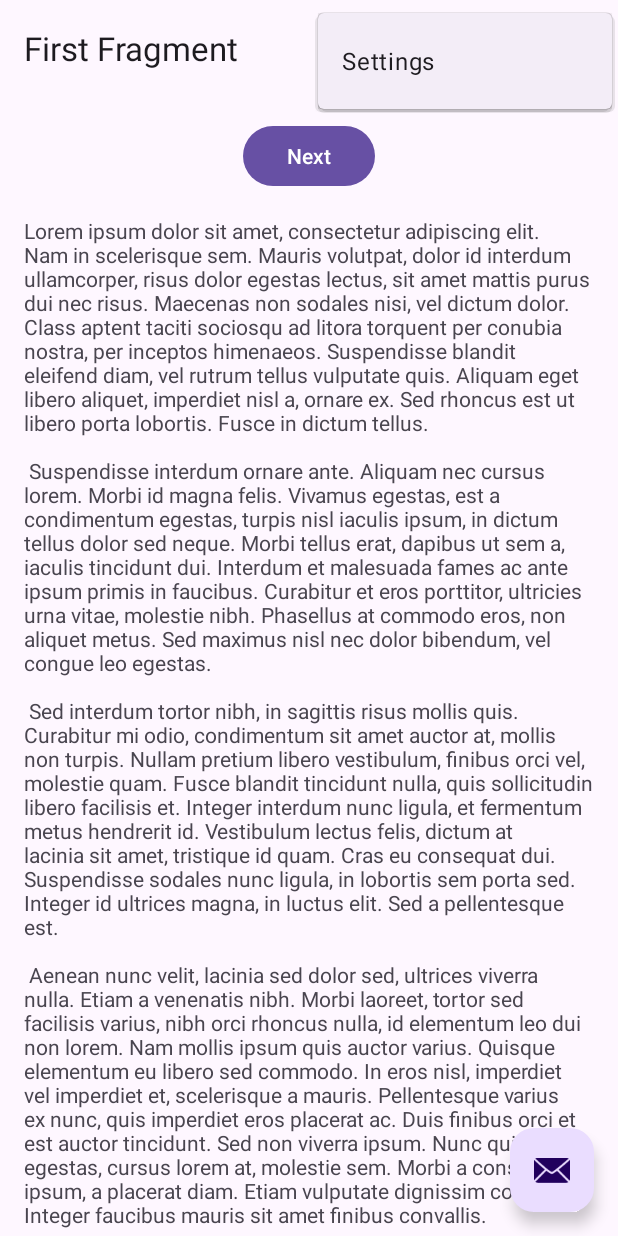
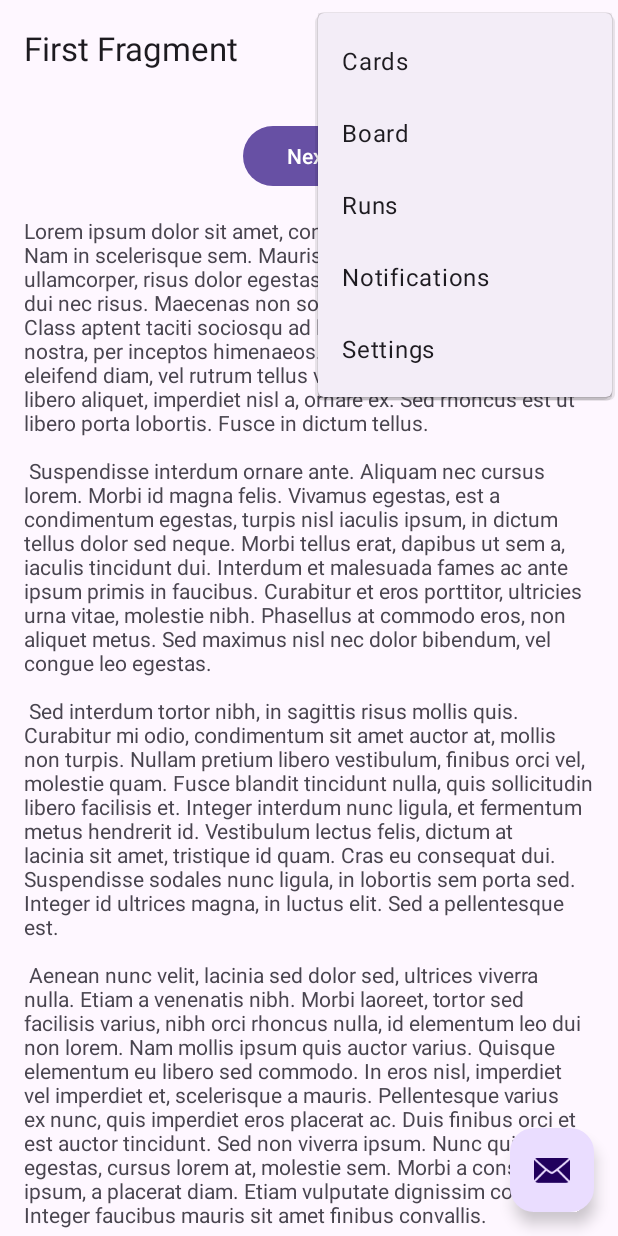
Before and after one commit to GazerJin/Rumblebees-App, an Android app: the screen it shows after launch (MainActivity), with the options menu open, on a phone screen of 412 x 824 dp. Run offline under Robolectric (Android 15) with nearby library versions, the phone set to English and light mode, and no system bars; our stand-ins replace navigation-ui.

Commit message:
Refactor: Changed main_menu.xml to navbar and added other items

```diff
--- a/app/src/main/java/com/mobdeve/s15/bautista/samantha/gamedesapp/MainActivity.java
+++ b/app/src/main/java/com/mobdeve/s15/bautista/samantha/gamedesapp/MainActivity.java
@@ -8,7 +8,6 @@ import androidx.appcompat.app.AppCompatActivity;
 
 import android.view.View;
 
-import androidx.core.view.WindowCompat;
 import androidx.navigation.NavController;
 import androidx.navigation.Navigation;
 import androidx.navigation.ui.AppBarConfiguration;
@@ -50,7 +49,7 @@ public class MainActivity extends AppCompatActivity {
     @Override
     public boolean onCreateOptionsMenu(Menu menu) {
         // Inflate the menu; this adds items to the action bar if it is present.
-        getMenuInflater().inflate(R.menu.menu_main, menu);
+        getMenuInflater().inflate(R.menu.navbar, menu);
         return true;
     }
 
--- a/app/src/main/res/menu/menu_main.xml
+++ /dev/null
@@ -1,10 +0,0 @@
-<menu xmlns:android="http://schemas.android.com/apk/res/android"
-    xmlns:app="http://schemas.android.com/apk/res-auto"
-    xmlns:tools="http://schemas.android.com/tools"
-    tools:context="com.mobdeve.s15.bautista.samantha.gamedesapp.MainActivity">
-    <item
-        android:id="@+id/action_settings"
-        android:orderInCategory="100"
-        android:title="@string/action_settings"
-        app:showAsAction="never" />
-</menu>
--- /dev/null
+++ b/app/src/main/res/menu/navbar.xml
@@ -0,0 +1,29 @@
+<menu xmlns:android="http://schemas.android.com/apk/res/android"
+    xmlns:app="http://schemas.android.com/apk/res-auto"
+    xmlns:tools="http://schemas.android.com/tools"
+    tools:context="com.mobdeve.s15.bautista.samantha.gamedesapp.MainActivity">
+    <item
+        android:id="@+id/action_settings"
+        android:orderInCategory="100"
+        android:title="@string/action_settings"
+        app:showAsAction="never" />
+    <item
+        android:id="@+id/fragment_cards"
+        android:icon="@drawable/selector_card"
+        android:title="Cards" />
+
+    <item
+        android:id="@+id/fragment_board"
+        android:icon="@drawable/selector_hive"
+        android:title="Board" />
+
+    <item
+        android:id="@+id/fragment_combat"
+        android:icon="@drawable/selector_sword"
+        android:title="Runs" />
+
+    <item
+        android:id="@+id/fragment_help"
+        android:icon="@drawable/selector_help"
+        android:title="Notifications" />
+</menu>
```
